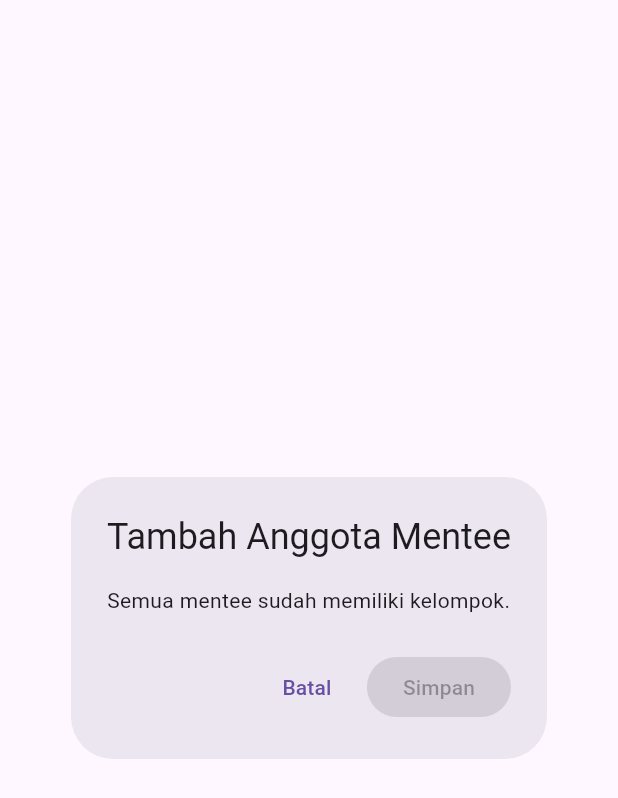
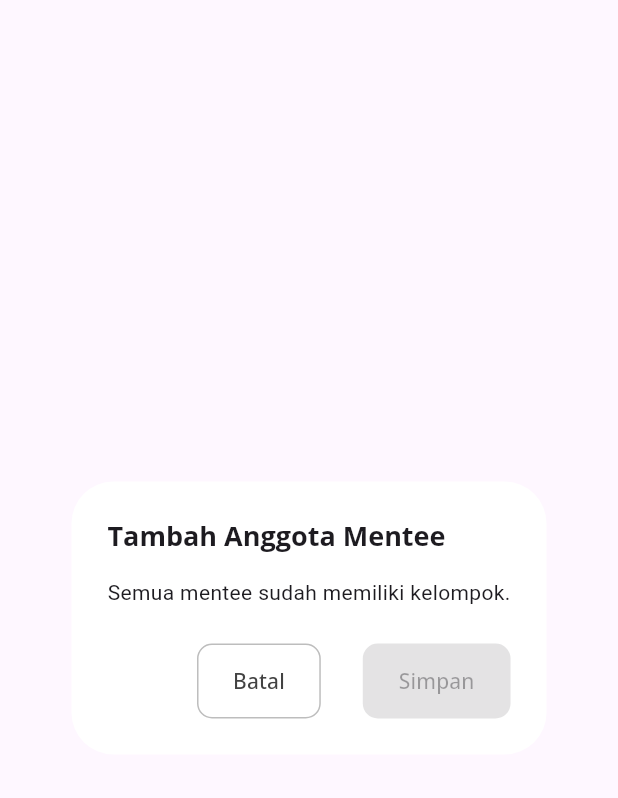
Before and after one commit to rafitrhmn/pendataan_ldk, a Flutter app: the AddMenteeToKelompokDialog widget shown alone on an empty page, opened directly with empty values, on a phone screen of 412 x 824 dp. Shown: the top 798 px of the screen. Run offline on Flutter 3.47's test engine with Material 3 defaults, Android fonts, the phone set to English and light mode, and no system bars; our stand-ins replace bloc, equatable, flutter_bloc, flutter_localization, go_router, google_fonts and 3 more; accounts and stored records are empty.

Commit message:
style baru mentee  add to kelompok

```diff
--- a/app/lib/widgets/kelompok/add_mentee_to_kelompok.dart
+++ b/app/lib/widgets/kelompok/add_mentee_to_kelompok.dart
@@ -6,6 +6,7 @@ import 'package:app/bloc/mentee/mentee_state.dart';
 import 'package:app/models/mentee_model.dart';
 import 'package:flutter/material.dart';
 import 'package:flutter_bloc/flutter_bloc.dart';
+import 'package:google_fonts/google_fonts.dart';
 
 class AddMenteeToKelompokDialog extends StatefulWidget {
   final String kelompokId;
@@ -63,7 +64,14 @@ class _AddMenteeToKelompokDialogState extends State<AddMenteeToKelompokDialog> {
         }
       },
       child: AlertDialog(
-        title: const Text('Tambah Anggota Mentee'),
+        title: Text(
+          'Tambah Anggota Mentee',
+          style: GoogleFonts.openSans(
+            fontSize: 18,
+            fontWeight: FontWeight.bold,
+          ),
+        ),
+        backgroundColor: Colors.white,
         content: BlocBuilder<MenteeBloc, MenteeState>(
           builder: (context, state) {
             if (state is UnassignedMenteesLoaded) {
@@ -72,8 +80,13 @@ class _AddMenteeToKelompokDialogState extends State<AddMenteeToKelompokDialog> {
               }
               return DropdownButton<String>(
                 value: _selectedMenteeId,
+                dropdownColor: Colors.white,
                 isExpanded: true,
-                hint: const Text('Pilih Mentee'),
+                style: GoogleFonts.openSans(fontSize: 14),
+                hint: Text(
+                  'Pilih Mentee',
+                  style: GoogleFonts.openSans(fontSize: 14),
+                ),
                 items: state.mentees.map((Mentee mentee) {
                   return DropdownMenuItem<String>(
                     value: mentee.id,
@@ -87,23 +100,65 @@ class _AddMenteeToKelompokDialogState extends State<AddMenteeToKelompokDialog> {
           },
         ),
         actions: [
-          TextButton(
+          // Tombol Batal dengan gaya OutlinedButton
+          Expanded(
+            child: OutlinedButton(
               onPressed: () => Navigator.of(context).pop(),
-            child: const Text('Batal'),
+              style: OutlinedButton.styleFrom(
+                minimumSize: const Size(0, 50), // Menyesuaikan tinggi
+                shape: RoundedRectangleBorder(
+                  borderRadius: BorderRadius.circular(10),
                 ),
-          BlocBuilder<MenteeBloc, MenteeState>(
+                side: BorderSide(color: Colors.grey.shade400),
+              ),
+              child: Text(
+                'Batal',
+                style: GoogleFonts.openSans(color: Colors.grey[800]),
+              ),
+            ),
+          ),
+          const SizedBox(width: 12), // Jarak antar tombol
+          // Tombol Simpan/Aksi dengan gaya ElevatedButton
+          Expanded(
+            child: BlocBuilder<MenteeBloc, MenteeState>(
               builder: (context, state) {
+                // Kondisi loading
                 if (state is MenteeSubmitting) {
-                return const ElevatedButton(
+                  return ElevatedButton(
                     onPressed: null,
-                  child: Text('Menyimpan...'),
+                    style: ElevatedButton.styleFrom(
+                      minimumSize: const Size(0, 50),
+                      backgroundColor: Colors.grey,
+                      shape: RoundedRectangleBorder(
+                        borderRadius: BorderRadius.circular(10),
+                      ),
+                    ),
+                    child: const SizedBox(
+                      height: 24,
+                      width: 24,
+                      child: CircularProgressIndicator(
+                        strokeWidth: 3,
+                        color: Colors.white,
+                      ),
+                    ),
                   );
                 }
+
+                // Kondisi normal/aktif
                 return ElevatedButton(
                   onPressed: _selectedMenteeId == null ? null : _submit,
-                child: const Text('Simpan'),
+                  style: ElevatedButton.styleFrom(
+                    minimumSize: const Size(0, 50),
+                    backgroundColor: Colors.blue[600],
+                    foregroundColor: Colors.white,
+                    shape: RoundedRectangleBorder(
+                      borderRadius: BorderRadius.circular(10),
+                    ),
+                  ),
+                  child: Text('Simpan', style: GoogleFonts.openSans()),
                 );
               },
+            ),
           ),
         ],
       ),
```
Lines whose indentation alone changed are shown as unchanged.
